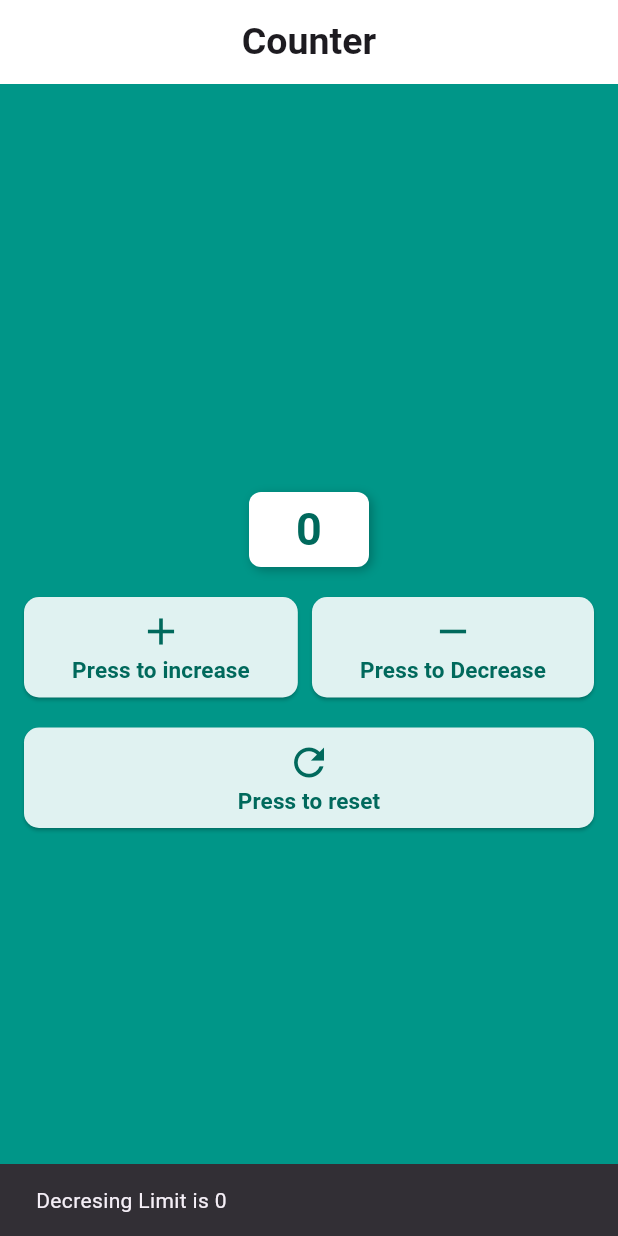
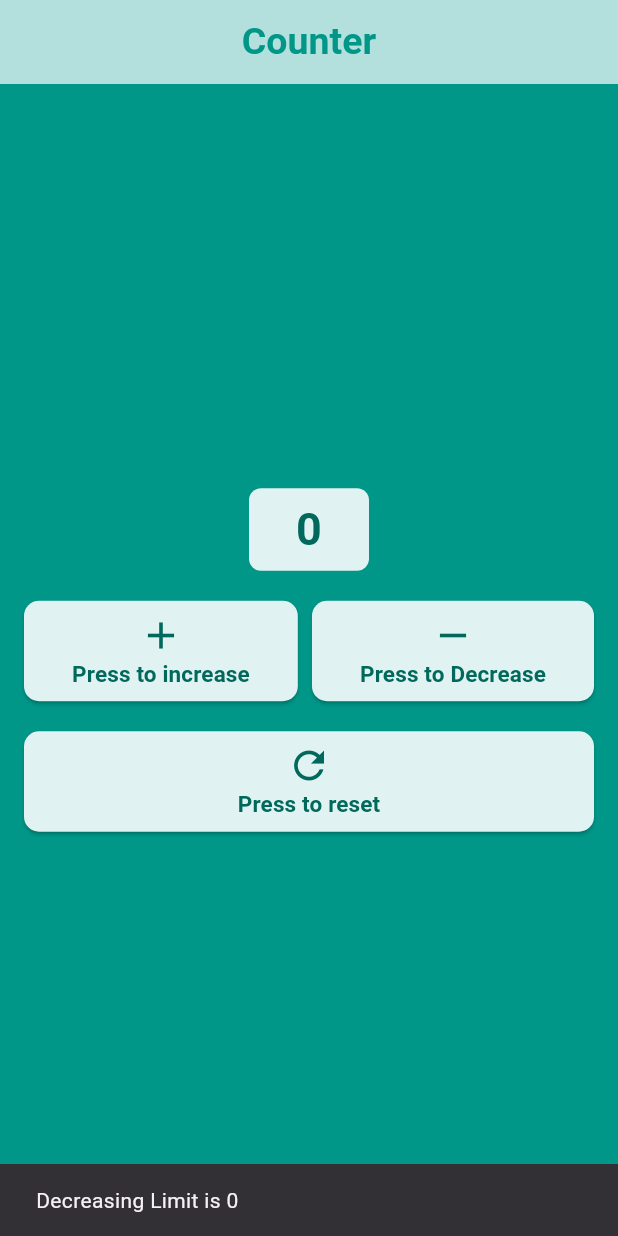
Before and after one commit to shohagahmmed99/Assignments, a Flutter app: the screen it shows after launch, after a tap on "Press to Decrease", on a phone screen of 412 x 824 dp. Run offline on Flutter 3.47's test engine with Material 3 defaults, Android fonts, the phone set to English and light mode, and no system bars.

Commit message:
[updated] change all text colors

```diff
--- a/lib/counter.dart
+++ b/lib/counter.dart
@@ -14,8 +14,11 @@ class _CounterAppState extends State<CounterApp> {
     return Scaffold(
       backgroundColor: Colors.teal,
       appBar: AppBar(
-        backgroundColor: Colors.white,
-        title: Text("Counter", style: TextStyle(fontWeight: FontWeight.w700, fontSize: 25)),
+        backgroundColor: Colors.white70,
+        title: Text(
+          "Counter",
+          style: TextStyle(fontWeight: FontWeight.w700, fontSize: 25, color: Colors.teal),
+        ),
         centerTitle: true,
       ),
       body: Padding(
@@ -27,11 +30,11 @@ class _CounterAppState extends State<CounterApp> {
             children: [
               Container(
                 width: 80,
-                height: 50,
+                height: 55,
                 decoration: BoxDecoration(
-                  color: Colors.white,
+                  color: Colors.teal.shade50,
                   borderRadius: BorderRadius.circular(8),
-                  boxShadow: [BoxShadow(color: Colors.black26, blurRadius: 5, offset: Offset(2, 2))],
+                  // boxShadow: [BoxShadow(color: Colors.black26, blurRadius: 5, offset: Offset(2, 2))],
                 ),
                 alignment: Alignment.center,
                 child: Text(
@@ -55,13 +58,13 @@ class _CounterAppState extends State<CounterApp> {
                     title: "Press to Decrease",
                     icon: Icons.remove,
                     onPressed: () {
-                      if (counter <= 0) {
-                        counter = 1;
-                        ScaffoldMessenger.of(context).showSnackBar(SnackBar(content: Text("Decresing Limit is 0")));
+                      if (counter > 0) {
+                        setState(() {
+                          counter--;
+                        });
+                      } else {
+                        ScaffoldMessenger.of(context).showSnackBar(SnackBar(content: Text("Decreasing Limit is 0")));
                       }
-                      setState(() {
-                        counter--;
-                      });
                     },
                   ),
                 ],
```
